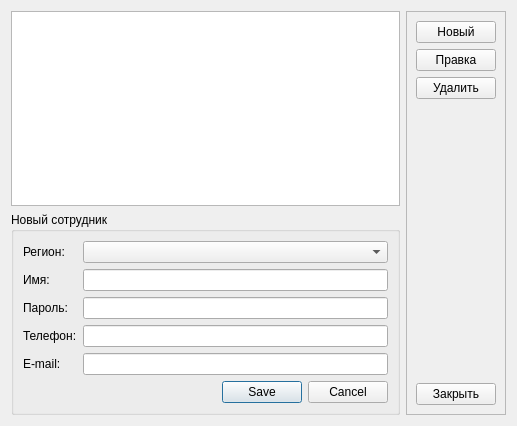
The window that usersdialog.ui (rust3128/Stamps) describes before a commit, drawn with Qt 5.
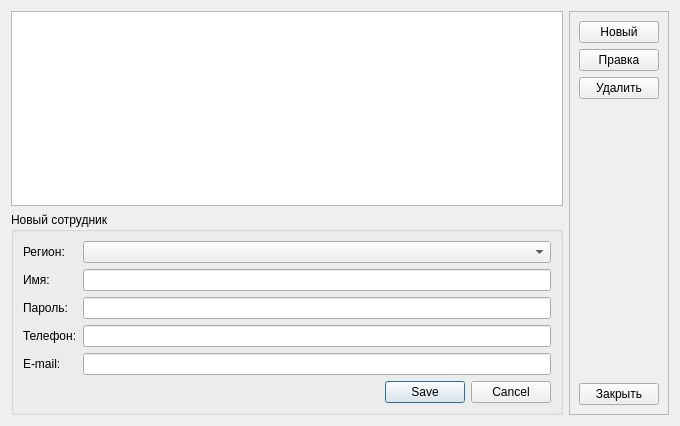
The same window after the commit.

What changed in the file:
```diff
--- a/usersdialog.ui
+++ b/usersdialog.ui
@@ -6,7 +6,7 @@
    <rect>
     <x>0</x>
     <y>0</y>
-    <width>517</width>
+    <width>680</width>
     <height>426</height>
    </rect>
   </property>
```
Left out of the diff: 12 changed lines with no effect on the pictures.
